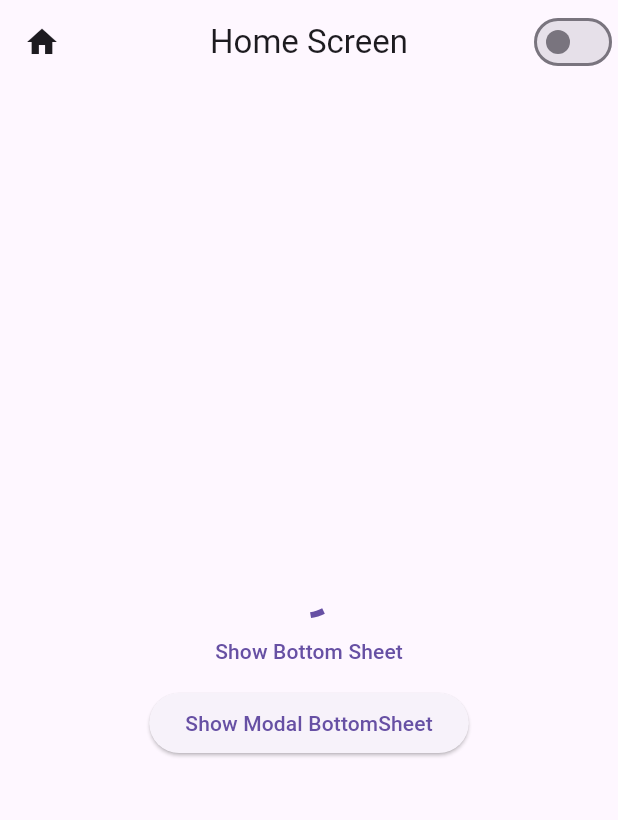
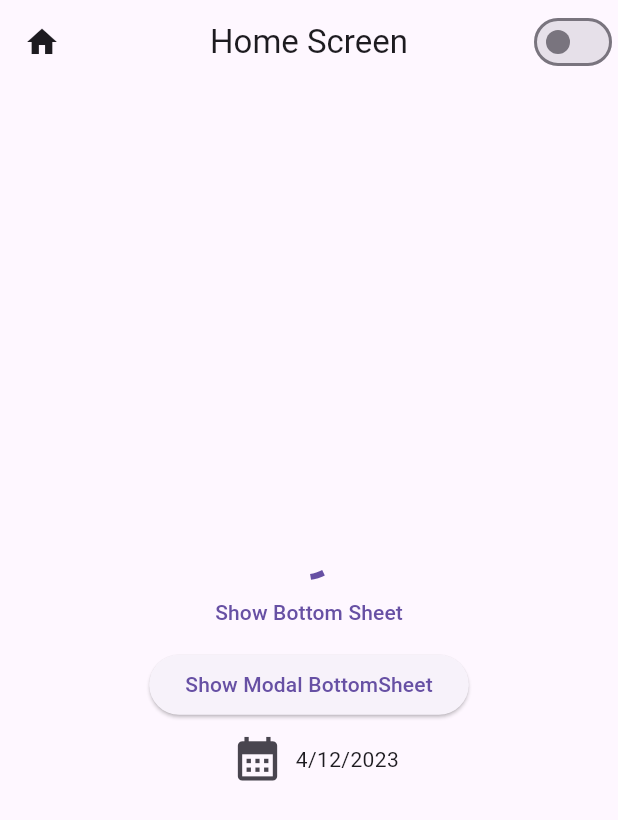
Before and after one commit to Iamgauravkanani/Platform_Convertor_Provider_Flutter_App, a Flutter app: the screen it shows after launch, on a phone screen of 412 x 824 dp. Shown: the top 820 px of the screen. Run offline on Flutter 3.47's test engine with Material 3 defaults, Android fonts, the phone set to English and light mode, and no system bars.

Commit message:
Date Picker Material

```diff
--- /dev/null
+++ b/lib/Modules/App/Material_Screen/Models/Date_Picker_Model/date_picker_model.dart
@@ -0,0 +1,5 @@
+class DatePicker {
+  DateTime date;
+
+  DatePicker({required this.date});
+}
--- /dev/null
+++ b/lib/Modules/App/Material_Screen/Providers/Date_Picker_Provider/date_picker_provider.dart
@@ -0,0 +1,11 @@
+import 'package:flutter/cupertino.dart';
+import 'package:platform_convertor_11/Modules/App/Material_Screen/Models/Date_Picker_Model/date_picker_model.dart';
+
+class DatePickerProvider extends ChangeNotifier {
+  DatePicker datePicker = DatePicker(date: DateTime.now());
+
+  void pickDate({required DateTime datetime}) {
+    datePicker.date = datetime;
+    notifyListeners();
+  }
+}
--- a/lib/Modules/App/Material_Screen/Views/material_screen.dart
+++ b/lib/Modules/App/Material_Screen/Views/material_screen.dart
@@ -2,6 +2,7 @@
 
 import 'dart:io';
 import 'package:flutter/material.dart';
+import 'package:platform_convertor_11/Modules/App/Material_Screen/Providers/Date_Picker_Provider/date_picker_provider.dart';
 import 'package:platform_convertor_11/Modules/utils/Platform_Provider/Provider/platform_provider.dart';
 import 'package:provider/provider.dart';
 
@@ -13,9 +14,9 @@ class Material_Screen extends StatelessWidget {
     return Scaffold(
       key: scaffoldKey,
       appBar: AppBar(
-        title: Text("Home Screen"),
+        title: const Text("Home Screen"),
         centerTitle: true,
-        leading: Icon(Icons.home),
+        leading: const Icon(Icons.home),
         actions: [
           Switch(
               value: Provider.of<PlatformProvider>(context, listen: true)
@@ -31,7 +32,7 @@ class Material_Screen extends StatelessWidget {
         child: Column(
           mainAxisAlignment: MainAxisAlignment.center,
           children: [
-            CircularProgressIndicator(),
+            const CircularProgressIndicator(),
             TextButton(
                 onPressed: () {
                   scaffoldKey.currentState?.showBottomSheet(
@@ -43,18 +44,16 @@ class Material_Screen extends StatelessWidget {
                       child: Row(
                         mainAxisAlignment: MainAxisAlignment.center,
                         children: [
-                          Container(
-                            child: IconButton(
-                              onPressed: () {
-                                Navigator.pop(context);
-                              },
-                              icon: Icon(Icons.camera),
-                            ),
+                          IconButton(
+                            onPressed: () {
+                              Navigator.pop(context);
+                            },
+                            icon: const Icon(Icons.camera),
                           ),
                           Container(
                             child: IconButton(
                               onPressed: () {},
-                              icon: Icon(Icons.photo),
+                              icon: const Icon(Icons.photo),
                             ),
                           ),
                         ],
@@ -62,7 +61,7 @@ class Material_Screen extends StatelessWidget {
                     ),
                   );
                 },
-                child: Text("Show Bottom Sheet")),
+                child: const Text("Show Bottom Sheet")),
             ElevatedButton(
               onPressed: () {
                 showModalBottomSheet(
@@ -73,7 +72,33 @@ class Material_Screen extends StatelessWidget {
                   ),
                 );
               },
-              child: Text("Show Modal BottomSheet"),
+              child: const Text("Show Modal BottomSheet"),
+            ),
+            Row(
+              mainAxisAlignment: MainAxisAlignment.center,
+              children: [
+                IconButton(
+                  onPressed: () async {
+                    DateTime? pickedDate = await showDatePicker(
+                      context: context,
+                      initialDate: DateTime.now(),
+                      firstDate: DateTime(2001),
+                      lastDate: DateTime(2050),
+                    );
+
+                    Provider.of<DatePickerProvider>(context, listen: false)
+                        .pickDate(datetime: pickedDate!);
+                  },
+                  icon: const Icon(
+                    Icons.calendar_month,
+                    size: 35,
+                  ),
+                ),
+                Text(
+                    "${Provider.of<DatePickerProvider>(context, listen: true).datePicker.date.day}/"
+                    "${Provider.of<DatePickerProvider>(context, listen: true).datePicker.date.month}/"
+                    "${Provider.of<DatePickerProvider>(context, listen: true).datePicker.date.year}")
+              ],
             ),
           ],
         ),
--- a/lib/main.dart
+++ b/lib/main.dart
@@ -1,5 +1,6 @@
 import 'package:flutter/cupertino.dart';
 import 'package:flutter/material.dart';
+import 'package:platform_convertor_11/Modules/App/Material_Screen/Providers/Date_Picker_Provider/date_picker_provider.dart';
 import 'package:platform_convertor_11/Modules/utils/Platform_Provider/Provider/platform_provider.dart';
 import 'package:provider/provider.dart';
 import 'package:platform_convertor_11/Modules/App/Material_Screen/Views/material_screen.dart';
@@ -11,6 +12,8 @@ void main() {
         providers: [
           ListenableProvider<PlatformProvider>(
               create: (ctx) => PlatformProvider()),
+          ListenableProvider<DatePickerProvider>(
+              create: (ctx) => DatePickerProvider()),
         ],
         builder: (ctx, _) {
           return (Provider.of<PlatformProvider>(ctx, listen: true)
```
Also changed, not shown: lib/Modules/App/Cupertino_Screen/Views/cupertino_screen.dart (+6 -6 lines).
